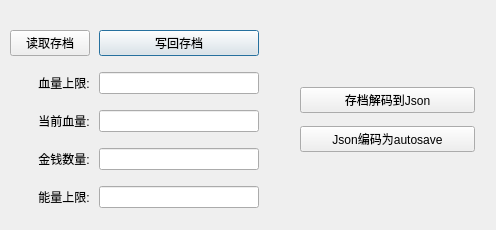
This is src/ui_MyWindow.ui in nyChers/GodSlayTheSpire as Qt 5 draws it before an edit. The edited form follows.
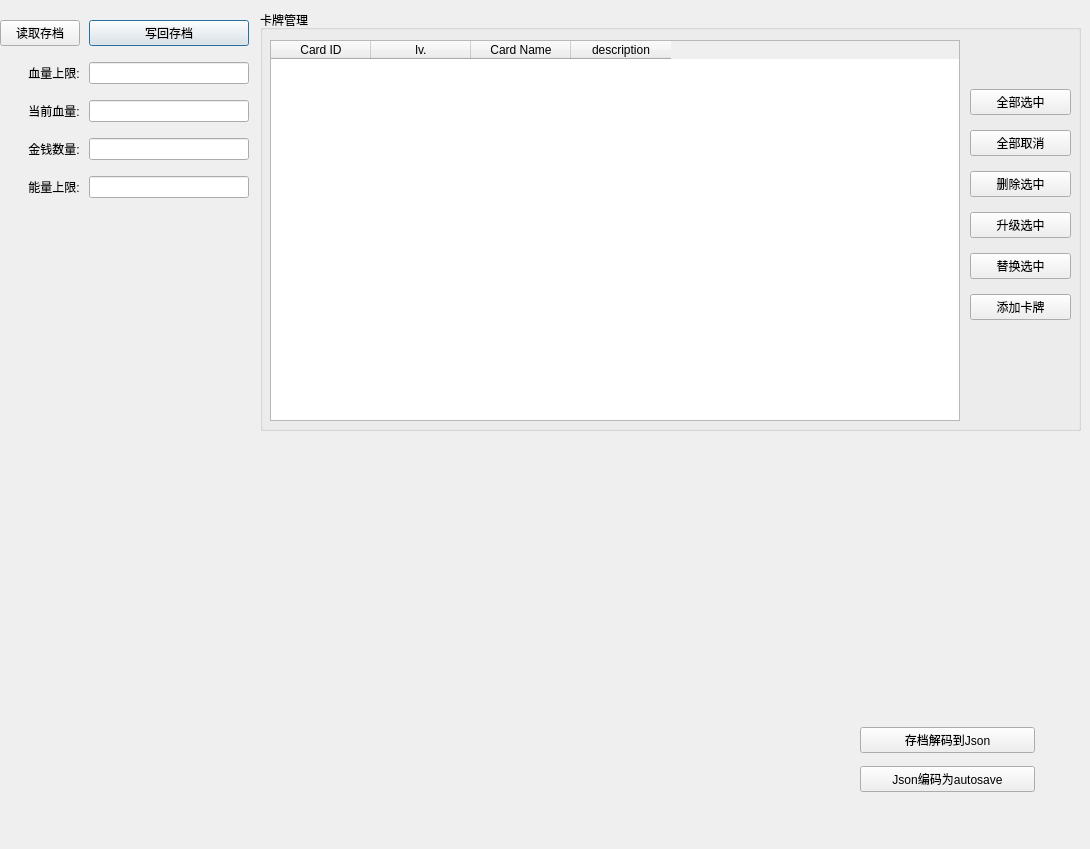
This is the edited form. Icons and pictures are not drawn.

Commit message:
v1.1 add cards panel
now it can show what cards you have. You can delete what you selected.

Patch:
```diff
--- a/src/ui_MyWindow.ui
+++ b/src/ui_MyWindow.ui
@@ -6,8 +6,8 @@
    <rect>
     <x>0</x>
     <y>0</y>
-    <width>496</width>
-    <height>230</height>
+    <width>1090</width>
+    <height>849</height>
    </rect>
   </property>
   <property name="windowTitle">
@@ -20,8 +20,8 @@
   <widget class="QWidget" name="gridLayoutWidget">
    <property name="geometry">
     <rect>
-     <x>10</x>
-     <y>20</y>
+     <x>0</x>
+     <y>10</y>
      <width>249</width>
      <height>199</height>
     </rect>
@@ -104,8 +104,8 @@
   <widget class="QWidget" name="gridLayoutWidget_2">
    <property name="geometry">
     <rect>
-     <x>300</x>
-     <y>80</y>
+     <x>860</x>
+     <y>720</y>
      <width>175</width>
      <height>80</height>
     </rect>
@@ -127,6 +127,142 @@
     </item>
    </layout>
   </widget>
+  <widget class="QGroupBox" name="groupBox">
+   <property name="geometry">
+    <rect>
+     <x>260</x>
+     <y>10</y>
+     <width>821</width>
+     <height>421</height>
+    </rect>
+   </property>
+   <property name="title">
+    <string>卡牌管理</string>
+   </property>
+   <widget class="QTableWidget" name="curr_card_list">
+    <property name="geometry">
+     <rect>
+      <x>10</x>
+      <y>30</y>
+      <width>690</width>
+      <height>381</height>
+     </rect>
+    </property>
+    <property name="autoFillBackground">
+     <bool>true</bool>
+    </property>
+    <property name="horizontalScrollBarPolicy">
+     <enum>Qt::ScrollBarAsNeeded</enum>
+    </property>
+    <property name="alternatingRowColors">
+     <bool>true</bool>
+    </property>
+    <property name="selectionMode">
+     <enum>QAbstractItemView::MultiSelection</enum>
+    </property>
+    <property name="selectionBehavior">
+     <enum>QAbstractItemView::SelectRows</enum>
+    </property>
+    <property name="horizontalScrollMode">
+     <enum>QAbstractItemView::ScrollPerPixel</enum>
+    </property>
+    <property name="rowCount">
+     <number>0</number>
+    </property>
+    <property name="columnCount">
+     <number>4</number>
+    </property>
+    <column>
+     <property name="text">
+      <string>Card ID</string>
+     </property>
+     <property name="textAlignment">
+      <set>AlignCenter</set>
+     </property>
+    </column>
+    <column>
+     <property name="text">
+      <string>lv.</string>
+     </property>
+     <property name="textAlignment">
+      <set>AlignCenter</set>
+     </property>
+    </column>
+    <column>
+     <property name="text">
+      <string>Card Name</string>
+     </property>
+     <property name="textAlignment">
+      <set>AlignCenter</set>
+     </property>
+    </column>
+    <column>
+     <property name="text">
+      <string>description</string>
+     </property>
+     <property name="textAlignment">
+      <set>AlignCenter</set>
+     </property>
+    </column>
+   </widget>
+   <widget class="QWidget" name="gridLayoutWidget_3">
+    <property name="geometry">
+     <rect>
+      <x>710</x>
+      <y>70</y>
+      <width>101</width>
+      <height>251</height>
+     </rect>
+    </property>
+    <layout class="QGridLayout" name="gridLayout_3">
+     <property name="topMargin">
+      <number>0</number>
+     </property>
+     <item row="1" column="0">
+      <widget class="QPushButton" name="card_cancelall">
+       <property name="text">
+        <string>全部取消</string>
+       </property>
+      </widget>
+     </item>
+     <item row="3" column="0">
+      <widget class="QPushButton" name="card_update">
+       <property name="text">
+        <string>升级选中</string>
+       </property>
+      </widget>
+     </item>
+     <item row="6" column="0">
+      <widget class="QPushButton" name="card_add">
+       <property name="text">
+        <string>添加卡牌</string>
+       </property>
+      </widget>
+     </item>
+     <item row="2" column="0">
+      <widget class="QPushButton" name="card_delete">
+       <property name="text">
+        <string>删除选中</string>
+       </property>
+      </widget>
+     </item>
+     <item row="0" column="0">
+      <widget class="QPushButton" name="card_selectall">
+       <property name="text">
+        <string>全部选中</string>
+       </property>
+      </widget>
+     </item>
+     <item row="4" column="0">
+      <widget class="QPushButton" name="card_replace">
+       <property name="text">
+        <string>替换选中</string>
+       </property>
+      </widget>
+     </item>
+    </layout>
+   </widget>
+  </widget>
  </widget>
  <resources/>
  <connections/>
```
Left out of the diff: 27 changed lines with no effect on the pictures. The commit also changes 3 other files.
